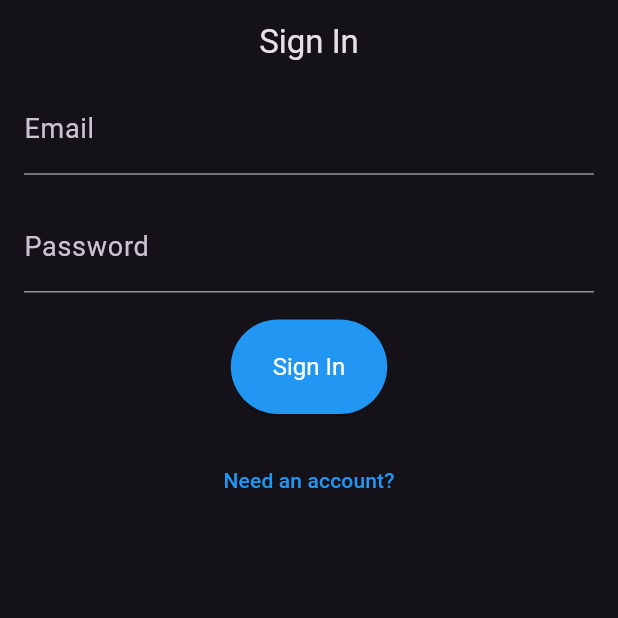
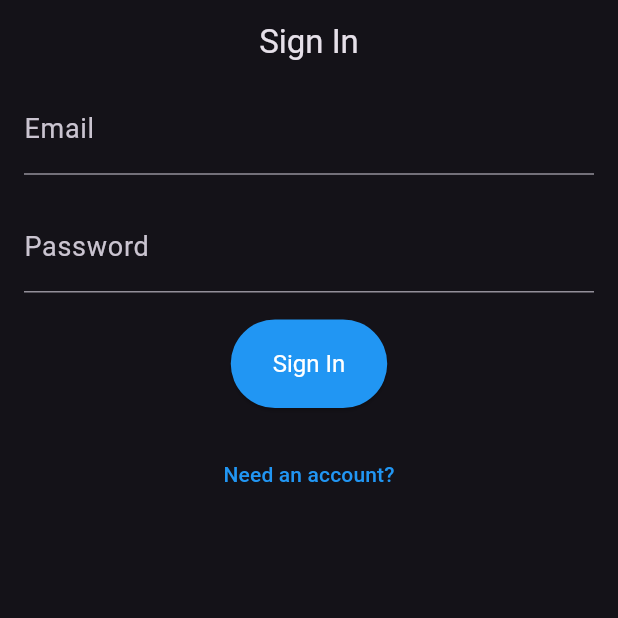
Before and after one commit to TBChess/TBChess, a Flutter app: the screen it shows after launch, after a tap on "Already have an account?", on a phone screen of 412 x 824 dp, the top half of it. Run offline on Flutter 3.47's test engine with Material 3 defaults, Android fonts, the light colour scheme and no system bars; our stand-ins replace flutter_svg, go_router, pocketbase, qr_flutter, shared_preferences; network calls fail.

Commit message:
Adjust button margins

```diff
--- a/app/lib/pages/login.dart
+++ b/app/lib/pages/login.dart
@@ -82,7 +82,7 @@ class _LoginPageState extends State<LoginPage> {
           Row(mainAxisAlignment: MainAxisAlignment.center, children:[
               ElevatedButton(
                 onPressed: _isLoading ? null : _signIn,
-                child: Padding(padding: EdgeInsetsGeometry.symmetric(vertical: 6, horizontal:12),
+                child: Padding(padding: EdgeInsetsGeometry.symmetric(vertical: 4, horizontal:12),
                   child: Text(_isLoading ? 'Signing in...' : 'Sign In'),
                 ),
               ),
--- a/app/lib/pages/registration.dart
+++ b/app/lib/pages/registration.dart
@@ -138,7 +138,7 @@ class _RegistrationPageState extends State<RegistrationPage> {
                 onPressed: () async{
                   await launchUrl(Uri.parse("https://www.facebook.com/groups/tbchess"));
                 },
-                child: Padding(padding: EdgeInsetsGeometry.symmetric(vertical: 6, horizontal:12),
+                child: Padding(padding: EdgeInsetsGeometry.symmetric(vertical: 4, horizontal:12),
                   child: Text('Request an Invite'),
                 ),
               ),
@@ -166,7 +166,7 @@ class _RegistrationPageState extends State<RegistrationPage> {
             Row(mainAxisAlignment: MainAxisAlignment.center, children:[
               ElevatedButton(
                 onPressed: _isLoading ? null : _register,
-                child: Padding(padding: EdgeInsetsGeometry.symmetric(vertical: 6, horizontal:12),
+                child: Padding(padding: EdgeInsetsGeometry.symmetric(vertical: 4, horizontal:12),
                   child: Text(_isLoading ? 'Creating account...' : 'Create Account'),
                 ),
               ),
```
